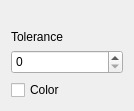
Qt form src/toolSettings/MagicWandSettingsWidget.ui (PhotoFlare/photoflare) before a commit.
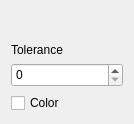
The same form after that commit.

The edit to the form file:
```diff
--- a/src/toolSettings/MagicWandSettingsWidget.ui
+++ b/src/toolSettings/MagicWandSettingsWidget.ui
@@ -7,7 +7,7 @@
     <x>0</x>
     <y>0</y>
     <width>134</width>
-    <height>111</height>
+    <height>124</height>
    </rect>
   </property>
   <property name="windowTitle">
@@ -16,6 +16,9 @@
   <layout class="QVBoxLayout" name="verticalLayout_2">
    <item>
     <layout class="QVBoxLayout" name="verticalLayout">
+     <property name="topMargin">
+      <number>10</number>
+     </property>
      <item>
       <spacer name="verticalSpacer">
        <property name="orientation">
```
